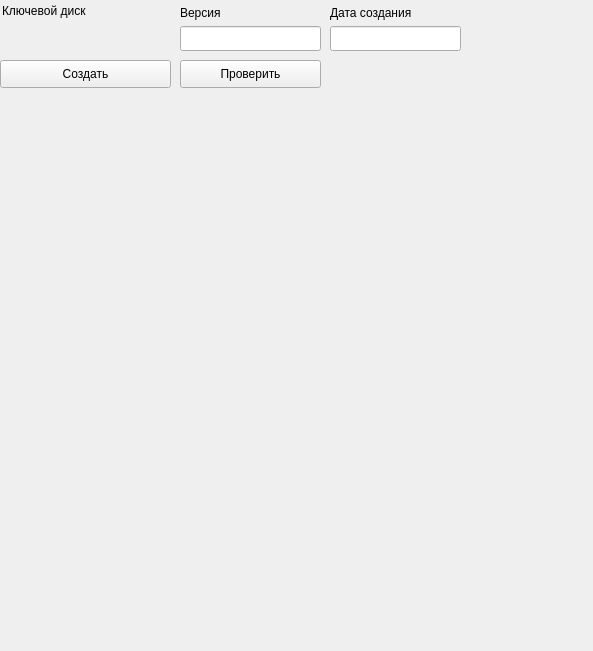
Old version of the form m_cfg/admaud_widget.ui in the repository xXRadioHeadXx/start7.
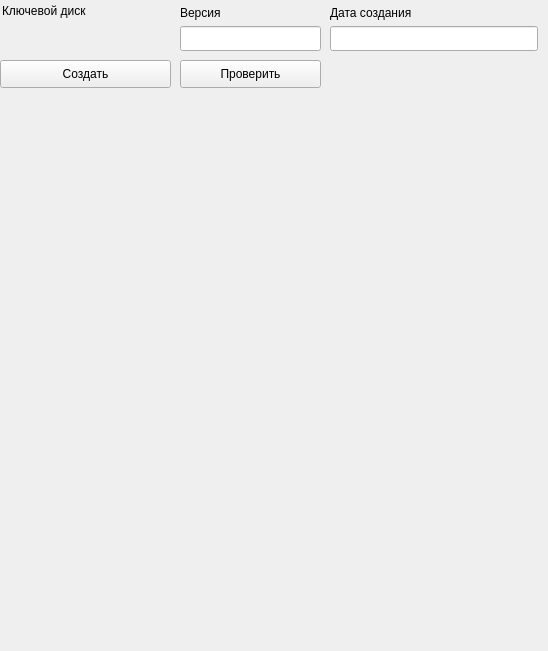
New version of the form. Custom widgets are drawn as their Qt base class.

Diff of the .ui file:
```diff
--- a/m_cfg/admaud_widget.ui
+++ b/m_cfg/admaud_widget.ui
@@ -6,7 +6,7 @@
    <rect>
     <x>0</x>
     <y>0</y>
-    <width>593</width>
+    <width>548</width>
     <height>651</height>
    </rect>
   </property>
@@ -90,7 +90,7 @@
     <rect>
      <x>330</x>
      <y>26</y>
-     <width>131</width>
+     <width>208</width>
      <height>25</height>
     </rect>
    </property>
```
